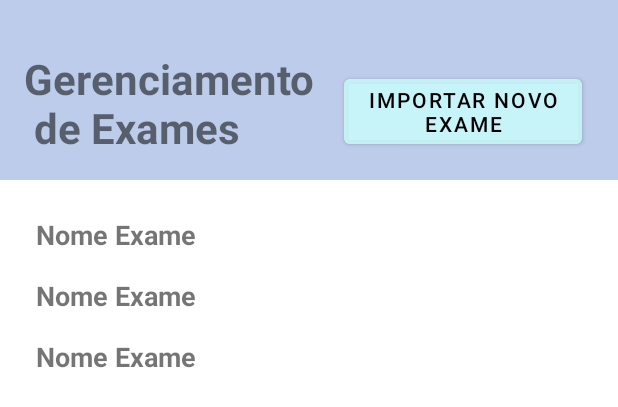
After one commit to HenriqueGalli/ERPHealthCare, an Android app: the layout activity_lista_exames.xml on its own in the app's theme, with its tools: preview values and no code run, on a phone screen of 412 x 824 dp. The commit adds this screen. Shown: the top 407 px of the screen. Run offline under Robolectric (Android 15) with nearby library versions, the phone set to English and light mode, and no system bars.

Commit message:
feature: inclusao leitura de exames

```diff
--- a/app/src/main/java/com/project/erphealthcare/ui/paciente/home/HomePacienteActivity.kt
+++ b/app/src/main/java/com/project/erphealthcare/ui/paciente/home/HomePacienteActivity.kt
@@ -14,6 +14,7 @@ import com.project.erphealthcare.ui.paciente.batimentos.BatimentosCardiacosActiv
 import com.project.erphealthcare.ui.paciente.cadastro.CadastroPacienteActivity
 import com.project.erphealthcare.ui.paciente.cadastro.CadastroPacienteViewModel
 import com.project.erphealthcare.ui.paciente.cadastro.CadastroPacienteViewModelFactory
+import com.project.erphealthcare.ui.paciente.exames.ListaExamesActivity
 
 class HomePacienteActivity : AppCompatActivity() {
 
@@ -55,6 +56,11 @@ class HomePacienteActivity : AppCompatActivity() {
             startActivity(intent)
             this.finish()
         }
+        binding.clExames.setOnClickListener{
+            val intent = Intent(this, ListaExamesActivity::class.java)
+            startActivity(intent)
+            this.finish()
+        }
 
     }
 
--- /dev/null
+++ b/app/src/main/res/layout/activity_lista_exames.xml
@@ -0,0 +1,65 @@
+<?xml version="1.0" encoding="utf-8"?>
+<layout xmlns:android="http://schemas.android.com/apk/res/android"
+    xmlns:app="http://schemas.android.com/apk/res-auto"
+    xmlns:tools="http://schemas.android.com/tools">
+
+    <androidx.constraintlayout.widget.ConstraintLayout
+        android:layout_width="match_parent"
+        android:layout_height="match_parent"
+        tools:context=".ui.paciente.exames.ListaExamesActivity">
+
+        <com.google.android.material.appbar.AppBarLayout
+            android:id="@+id/app_bar"
+            android:layout_width="match_parent"
+            android:layout_height="120dp"
+            android:fitsSystemWindows="true"
+            app:layout_constraintStart_toStartOf="parent"
+            app:layout_constraintTop_toTopOf="parent">
+
+            <com.google.android.material.appbar.CollapsingToolbarLayout
+                android:id="@+id/toolbar_layout"
+                android:layout_width="match_parent"
+                android:layout_height="match_parent"
+                android:background="@color/blue_login_general"
+                android:fitsSystemWindows="true"
+                app:layout_scrollFlags="scroll|exitUntilCollapsed"
+                app:toolbarId="@+id/toolbar">
+
+                <TextView
+                    android:id="@+id/tvExames"
+                    android:layout_width="wrap_content"
+                    android:layout_height="wrap_content"
+                    android:layout_gravity="bottom"
+                    android:layout_marginStart="@dimen/fab_margin"
+                    android:layout_marginBottom="16dp"
+                    android:text="Gerenciamento\n de Exames"
+                    android:textSize="28sp"
+                    android:textStyle="bold" />
+
+                <Button
+                    android:id="@+id/btnBuscarExame"
+                    android:layout_width="wrap_content"
+                    android:layout_height="wrap_content"
+                    android:layout_gravity="end | bottom"
+                    android:layout_marginEnd="24dp"
+                    android:layout_marginBottom="18dp"
+                    android:backgroundTint="@color/blue_login"
+                    android:text="Importar novo\nExame"
+                    android:textColor="@color/black" />
+
+            </com.google.android.material.appbar.CollapsingToolbarLayout>
+
+        </com.google.android.material.appbar.AppBarLayout>
+
+        <androidx.recyclerview.widget.RecyclerView
+            android:id="@+id/examRecyclerView"
+            android:layout_width="match_parent"
+            android:layout_height="0dp"
+            android:padding="16dp"
+            app:layout_constraintBottom_toBottomOf="parent"
+            app:layout_constraintEnd_toEndOf="parent"
+            app:layout_constraintStart_toStartOf="parent"
+            app:layout_constraintTop_toBottomOf="@id/app_bar"
+            tools:listitem="@layout/item_exame" />
+    </androidx.constraintlayout.widget.ConstraintLayout>
+</layout>
--- /dev/null
+++ b/app/src/main/res/layout/item_exame.xml
@@ -0,0 +1,17 @@
+<LinearLayout xmlns:android="http://schemas.android.com/apk/res/android"
+    android:layout_width="match_parent"
+    android:layout_height="wrap_content"
+    android:orientation="vertical"
+    android:padding="8dp">
+
+    <TextView
+        android:id="@+id/examNameTextView"
+        android:layout_width="match_parent"
+        android:layout_height="wrap_content"
+        android:clickable="true"
+        android:focusable="true"
+        android:text="Nome Exame"
+        android:textSize="18sp"
+        android:textStyle="bold" />
+
+</LinearLayout>
--- a/gradle.properties
+++ b/gradle.properties
@@ -15,6 +15,7 @@ org.gradle.jvmargs=-Xmx2048m -Dfile.encoding=UTF-8
 # Android operating system, and which are packaged with your app's APK
 # https://developer.android.com/topic/libraries/support-library/androidx-rn
 android.useAndroidX=true
+android.enableJetifier=true
 # Kotlin code style for this project: "official" or "obsolete":
 kotlin.code.style=official
 # Enables namespacing of each library's R class so that its R class includes only the
--- a/settings.gradle
+++ b/settings.gradle
@@ -10,6 +10,7 @@ dependencyResolutionManagement {
     repositories {
         google()
         mavenCentral()
+        jcenter()
     }
 }
 rootProject.name = "ERPHealthCare"
```
Also changed, not shown: app/build.gradle (+8 -2 lines), app/src/main/AndroidManifest.xml (+14 -0 lines), app/src/main/java/com/project/erphealthcare/data/model/Exame.kt (added, +24 -0 lines), app/src/main/java/com/project/erphealthcare/ui/paciente/exames/ExamesAdapter.kt (added, +53 -0 lines), app/src/main/java/com/project/erphealthcare/ui/paciente/exames/ListaExamesActivity.kt (added, +98 -0 lines), app/src/main/java/com/project/erphealthcare/ui/paciente/exames/PdfManagerActivity.kt (added, +49 -0 lines), app/src/main/res/layout/activity_pdf_view.xml (added, +63 -0 lines).
